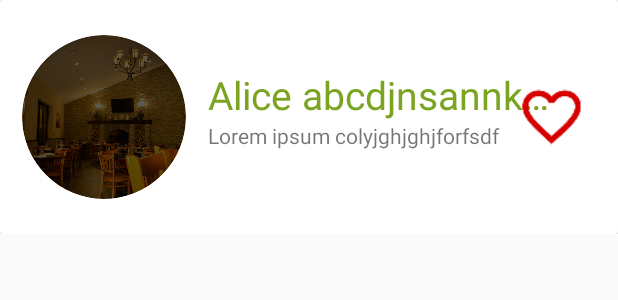
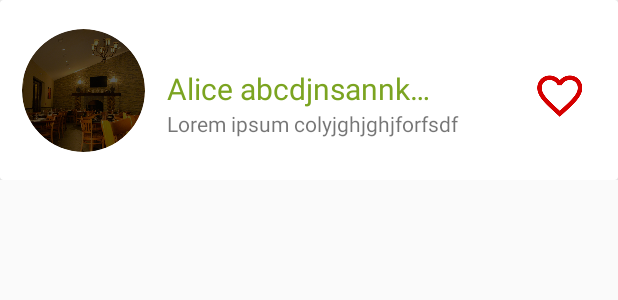
Before and after one commit to J-Ghodasara/SA-Restaurant, an Android app: the layout restaurants_list.xml on its own in the app's theme, with its tools: preview values and no code run, on a phone screen of 412 x 824 dp. Shown: the top 300 px of the screen. Run offline under Robolectric (Android 15) with nearby library versions, the phone set to English and light mode, and no system bars.

Commit message:
Final Commit

```diff
--- a/app/src/main/java/com/sa/restaurant/app/RestaurantsActivity/RestaurantActivity.kt
+++ b/app/src/main/java/com/sa/restaurant/app/RestaurantsActivity/RestaurantActivity.kt
@@ -73,7 +73,6 @@ import ru.alexbykov.nopaginate.paginate.NoPaginate
  */
 
 class RestaurantActivity : AppCompatActivity(), NavigationView.OnNavigationItemSelectedListener, RestaurantView, SwipeRefreshLayout.OnRefreshListener {
-
 
     private var dotscount: Int = 0
     private var dots: Array<ImageView?>? = null
--- a/app/src/main/res/layout/restaurants_list.xml
+++ b/app/src/main/res/layout/restaurants_list.xml
@@ -3,13 +3,13 @@
     xmlns:app="http://schemas.android.com/apk/res-auto"
     xmlns:tools="http://schemas.android.com/tools"
     android:layout_width="match_parent"
-    android:layout_height="@dimen/_120sdp"
+    android:layout_height="120dp"
     tools:layout_editor_absoluteY="@dimen/_81sdp">
 
     <android.support.v7.widget.CardView
         android:id="@+id/card1"
         android:layout_width="match_parent"
-        android:layout_height="@dimen/_120sdp"
+        android:layout_height="120dp"
         app:layout_constraintTop_toTopOf="parent">
 
 
@@ -20,8 +20,8 @@
             <de.hdodenhof.circleimageview.CircleImageView
                 xmlns:app="http://schemas.android.com/apk/res-auto"
                 android:id="@+id/imageView"
-                android:layout_width="@dimen/_90sdp"
-                android:layout_height="@dimen/_90sdp"
+                android:layout_width="90dp"
+                android:layout_height="90dp"
                 android:layout_centerHorizontal="true"
                 android:layout_centerVertical="true"
                 android:src="@drawable/backgrounddark"
@@ -38,7 +38,7 @@
 
             <TextView
                 android:id="@+id/restaurant_names"
-                android:layout_width="@dimen/_180sdp"
+                android:layout_width="180dp"
                 android:layout_height="wrap_content"
                 android:layout_marginLeft="@dimen/_8sdp"
                 android:layout_marginStart="@dimen/_8sdp"
@@ -50,14 +50,14 @@
                 android:singleLine="true"
                 android:text="Alice abcdjnsannksadna"
                 android:textColor="@color/colorPrimary"
-                android:textSize="@dimen/_20sdp"
+                android:textSize="20dp"
                 app:layout_constraintStart_toEndOf="@+id/imageView"
                 app:layout_constraintTop_toTopOf="parent" />
 
 
             <TextView
                 android:id="@+id/price"
-                android:layout_width="@dimen/_200sdp"
+                android:layout_width="200dp"
                 android:layout_height="wrap_content"
                 android:ellipsize="end"
                 android:maxLength="30"
@@ -67,21 +67,12 @@
                 app:layout_constraintStart_toStartOf="@+id/restaurant_names"
                 app:layout_constraintTop_toBottomOf="@+id/restaurant_names" />
 
-            <!--<ImageView-->
-                <!--android:id="@+id/share"-->
-                <!--android:layout_width="36sdp"-->
-                <!--android:layout_height="36sdp"-->
-                <!--android:layout_marginEnd="8sdp"-->
-                <!--android:layout_marginRight="8sdp"-->
-                <!--android:layout_marginTop="71sdp"-->
-                <!--android:background="@drawable/ic_share_red_700_24sdp"-->
-                <!--app:layout_constraintEnd_toStartOf="@+id/add_to_fav"-->
-                <!--app:layout_constraintTop_toTopOf="parent" />-->
+
 
             <ToggleButton
                 android:id="@+id/add_to_fav"
-                android:layout_width="@dimen/_36sdp"
-                android:layout_height="@dimen/_36sdp"
+                android:layout_width="36dp"
+                android:layout_height="36dp"
                 android:layout_gravity="center_vertical"
                 android:layout_marginBottom="@dimen/_8sdp"
                 android:layout_marginEnd="@dimen/_16sdp"
--- a/build.gradle
+++ b/build.gradle
@@ -4,7 +4,9 @@ buildscript {
     ext.kotlin_version = '1.2.30'
     repositories {
         google()
-        jcenter()
+        jcenter{
+            url "http://jcenter.bintray.com/"
+        }
     }
     dependencies {
         classpath 'com.android.tools.build:gradle:3.1.2'
--- a/gradle.properties
+++ b/gradle.properties
@@ -11,3 +11,4 @@ org.gradle.jvmargs=-Xmx1536m
 # This option should only be used with decoupled projects. More details, visit
 # http://www.gradle.org/docs/current/userguide/multi_project_builds.html#sec:decoupled_projects
 # org.gradle.parallel=true
+kotlin.coroutines=enable
```
Also changed, not shown: app/src/main/java/com/sa/restaurant/app/login/LoginFragment.kt (+3 -27 lines), app/src/main/java/com/sa/restaurant/app/signUp/RegisterFragment.kt (+13 -44 lines), app/src/main/java/com/sa/restaurant/app/signUp/presenter/RegisterPresenterImpl.kt (+3 -4 lines), app/src/main/res/layout/content_restaurant.xml (+8 -8 lines), app/src/main/res/layout/nav_header_restaurant.xml (+11 -10 lines).
